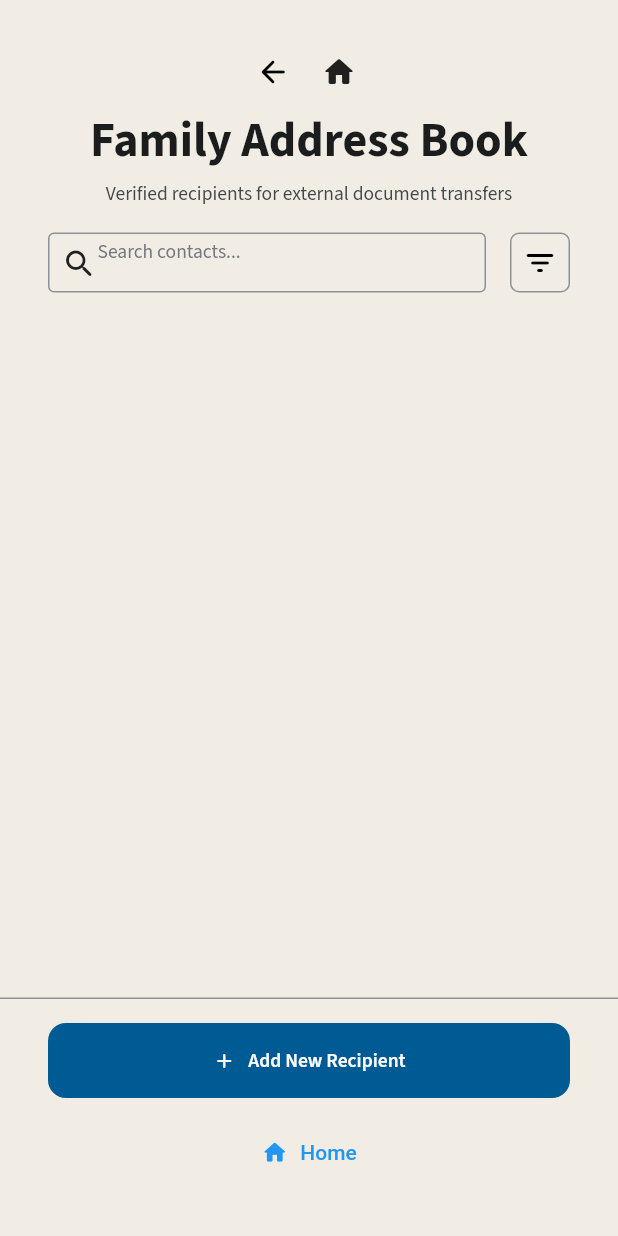
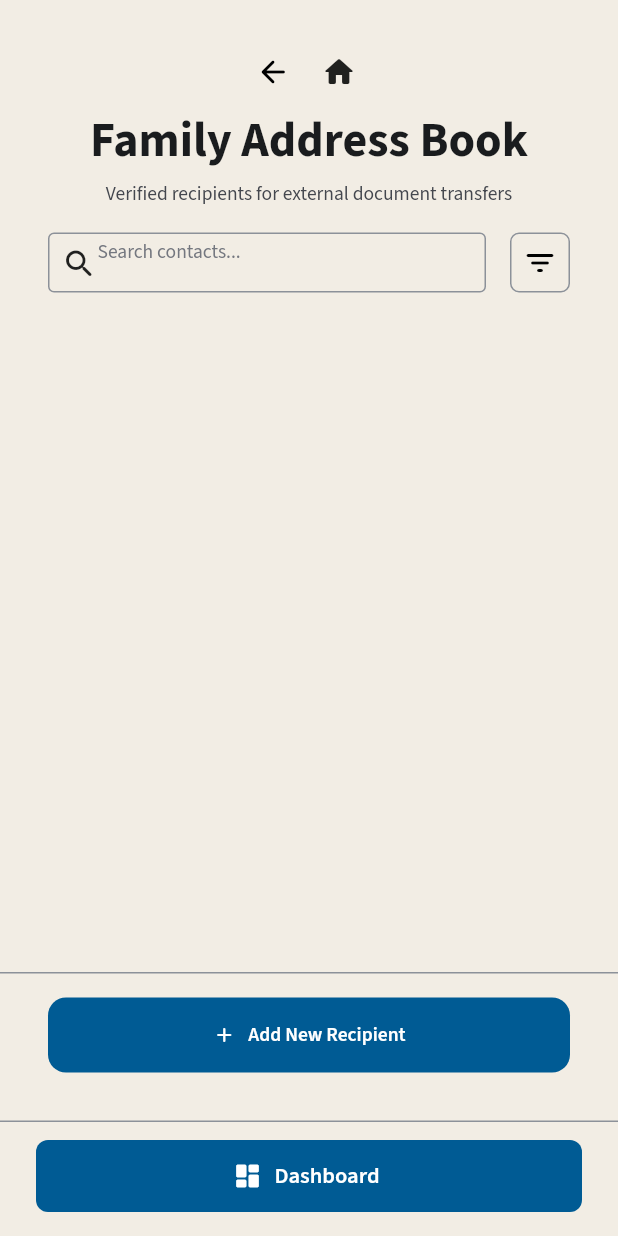
Before and after one commit to novindu/Anchorly, a Flutter app: the FamilyAddressBookWidget screen opened by its route, on a phone screen of 412 x 824 dp. Run offline on Flutter 3.47's test engine with Material 3 defaults, Android fonts, the phone set to English and light mode, and no system bars; our stand-ins replace auto_size_text, cached_network_image, cloud_firestore, firebase_auth, firebase_core, flutter_secure_storage and 12 more; missing offline and left inert: dart:html, encrypt, json_path, platform_detect; accounts and stored records are empty; network calls fail.

Commit message:
Add fixed bottom Dashboard bar on all secondary pages

```diff
--- a/lib/custom_code/navigation_helpers.dart
+++ b/lib/custom_code/navigation_helpers.dart
@@ -1,6 +1,8 @@
 import 'package:flutter/material.dart';
 import 'package:go_router/go_router.dart';
+import 'package:google_fonts/google_fonts.dart';
 
+import '/flutter_flow/flutter_flow_theme.dart';
 import '/index.dart';
 
 /// goNamed replaces the stack — pop() often does nothing. Always offer a way home.
@@ -32,9 +34,56 @@ class HomeNavButton extends StatelessWidget {
       );
     }
     return IconButton(
-      tooltip: 'Home',
+      tooltip: 'Dashboard',
       onPressed: () => navigateHome(context),
       icon: const Icon(Icons.home_rounded),
     );
   }
 }
+
+/// Full-width sticky footer — always visible at page bottom.
+class DashboardBottomBar extends StatelessWidget {
+  const DashboardBottomBar({super.key});
+
+  @override
+  Widget build(BuildContext context) {
+    final theme = FlutterFlowTheme.of(context);
+    return Container(
+      decoration: BoxDecoration(
+        color: theme.secondaryBackground,
+        border: Border(
+          top: BorderSide(color: theme.alternate, width: 1),
+        ),
+      ),
+      child: SafeArea(
+        top: false,
+        child: Padding(
+          padding: const EdgeInsets.fromLTRB(24, 12, 24, 16),
+          child: SizedBox(
+            width: double.infinity,
+            height: 48,
+            child: ElevatedButton.icon(
+              onPressed: () => navigateHome(context),
+              icon: const Icon(Icons.dashboard_rounded, size: 20),
+              label: Text(
+                'Dashboard',
+                style: GoogleFonts.sourceSans3(
+                  fontWeight: FontWeight.w600,
+                  fontSize: 15,
+                ),
+              ),
+              style: ElevatedButton.styleFrom(
+                backgroundColor: theme.primary,
+                foregroundColor: theme.onPrimary,
+                elevation: 0,
+                shape: RoundedRectangleBorder(
+                  borderRadius: BorderRadius.circular(8),
+                ),
+              ),
+            ),
+          ),
+        ),
+      ),
+    );
+  }
+}
--- a/lib/pages/a_i_analysis_recipient_cross_check/a_i_analysis_recipient_cross_check_widget.dart
+++ b/lib/pages/a_i_analysis_recipient_cross_check/a_i_analysis_recipient_cross_check_widget.dart
@@ -57,6 +57,7 @@ class _AIAnalysisRecipientCrossCheckWidgetState
       child: Scaffold(
         key: scaffoldKey,
         backgroundColor: FlutterFlowTheme.of(context).primaryBackground,
+        bottomNavigationBar: const DashboardBottomBar(),
         body: Column(
           mainAxisSize: MainAxisSize.max,
           mainAxisAlignment: MainAxisAlignment.start,
--- a/lib/pages/audit_log_privacy_ledger/audit_log_privacy_ledger_widget.dart
+++ b/lib/pages/audit_log_privacy_ledger/audit_log_privacy_ledger_widget.dart
@@ -55,6 +55,7 @@ class _AuditLogPrivacyLedgerWidgetState
       child: Scaffold(
         key: scaffoldKey,
         backgroundColor: FlutterFlowTheme.of(context).primaryBackground,
+        bottomNavigationBar: const DashboardBottomBar(),
         body: Column(
           mainAxisSize: MainAxisSize.max,
           mainAxisAlignment: MainAxisAlignment.start,
--- a/lib/pages/document_capture_a_i_disclaimer/document_capture_a_i_disclaimer_widget.dart
+++ b/lib/pages/document_capture_a_i_disclaimer/document_capture_a_i_disclaimer_widget.dart
@@ -54,6 +54,7 @@ class _DocumentCaptureAIDisclaimerWidgetState
       child: Scaffold(
         key: scaffoldKey,
         backgroundColor: FlutterFlowTheme.of(context).primaryBackground,
+        bottomNavigationBar: const DashboardBottomBar(),
         body: Stack(
           alignment: AlignmentDirectional(-1.0, -1.0),
           children: [
--- a/lib/pages/family_address_book/family_address_book_widget.dart
+++ b/lib/pages/family_address_book/family_address_book_widget.dart
@@ -55,6 +55,7 @@ class _FamilyAddressBookWidgetState extends State<FamilyAddressBookWidget> {
       child: Scaffold(
         key: scaffoldKey,
         backgroundColor: FlutterFlowTheme.of(context).primaryBackground,
+        bottomNavigationBar: const DashboardBottomBar(),
         body: Column(
           mainAxisSize: MainAxisSize.max,
           mainAxisAlignment: MainAxisAlignment.start,
@@ -302,8 +303,6 @@ class _FamilyAddressBookWidgetState extends State<FamilyAddressBookWidget> {
                             ),
                           ),
                         ),
-                        const SizedBox(height: 12),
-                        const HomeNavButton(showLabel: true),
                       ],
                     ),
                   ),
--- a/lib/pages/family_member_management/family_member_management_widget.dart
+++ b/lib/pages/family_member_management/family_member_management_widget.dart
@@ -9,6 +9,7 @@ import '/flutter_flow/flutter_flow_widgets.dart';
 import 'dart:ui';
 import '/index.dart';
 import '/custom_code/family_query_helpers.dart';
+import '/custom_code/navigation_helpers.dart';
 import 'package:cloud_firestore/cloud_firestore.dart';
 import 'package:flutter/material.dart';
 import 'package:google_fonts/google_fonts.dart';
@@ -64,6 +65,7 @@ class _FamilyMemberManagementWidgetState
       child: Scaffold(
         key: scaffoldKey,
         backgroundColor: FlutterFlowTheme.of(context).primaryBackground,
+        bottomNavigationBar: const DashboardBottomBar(),
         body: Column(
           mainAxisSize: MainAxisSize.max,
           mainAxisAlignment: MainAxisAlignment.start,
--- a/lib/pages/outbound_authorization_queue/outbound_authorization_queue_widget.dart
+++ b/lib/pages/outbound_authorization_queue/outbound_authorization_queue_widget.dart
@@ -77,6 +77,7 @@ class _OutboundAuthorizationQueueWidgetState
           child: Scaffold(
             key: scaffoldKey,
             backgroundColor: FlutterFlowTheme.of(context).primaryBackground,
+            bottomNavigationBar: const DashboardBottomBar(),
             body: Column(
               mainAxisSize: MainAxisSize.max,
               mainAxisAlignment: MainAxisAlignment.start,
--- a/lib/pages/secure_signature_vault/secure_signature_vault_widget.dart
+++ b/lib/pages/secure_signature_vault/secure_signature_vault_widget.dart
@@ -84,6 +84,7 @@ class _SecureSignatureVaultWidgetState
           child: Scaffold(
             key: scaffoldKey,
             backgroundColor: FlutterFlowTheme.of(context).primaryBackground,
+            bottomNavigationBar: const DashboardBottomBar(),
             body: Column(
               mainAxisSize: MainAxisSize.max,
               mainAxisAlignment: MainAxisAlignment.start,
--- a/lib/pages/task_creator_pre_send_checklist/task_creator_pre_send_checklist_widget.dart
+++ b/lib/pages/task_creator_pre_send_checklist/task_creator_pre_send_checklist_widget.dart
@@ -15,6 +15,7 @@ import 'package:cloud_firestore/cloud_firestore.dart';
 import 'package:flutter/material.dart';
 import 'package:google_fonts/google_fonts.dart';
 import 'package:provider/provider.dart';
+import '/custom_code/navigation_helpers.dart';
 import 'task_creator_pre_send_checklist_model.dart';
 export 'task_creator_pre_send_checklist_model.dart';
 
@@ -60,6 +61,7 @@ class _TaskCreatorPreSendChecklistWidgetState
       child: Scaffold(
         key: scaffoldKey,
         backgroundColor: FlutterFlowTheme.of(context).primaryBackground,
+        bottomNavigationBar: const DashboardBottomBar(),
         body: Column(
           mainAxisSize: MainAxisSize.max,
           mainAxisAlignment: MainAxisAlignment.start,
```
Also changed, not shown: 1 other file.
